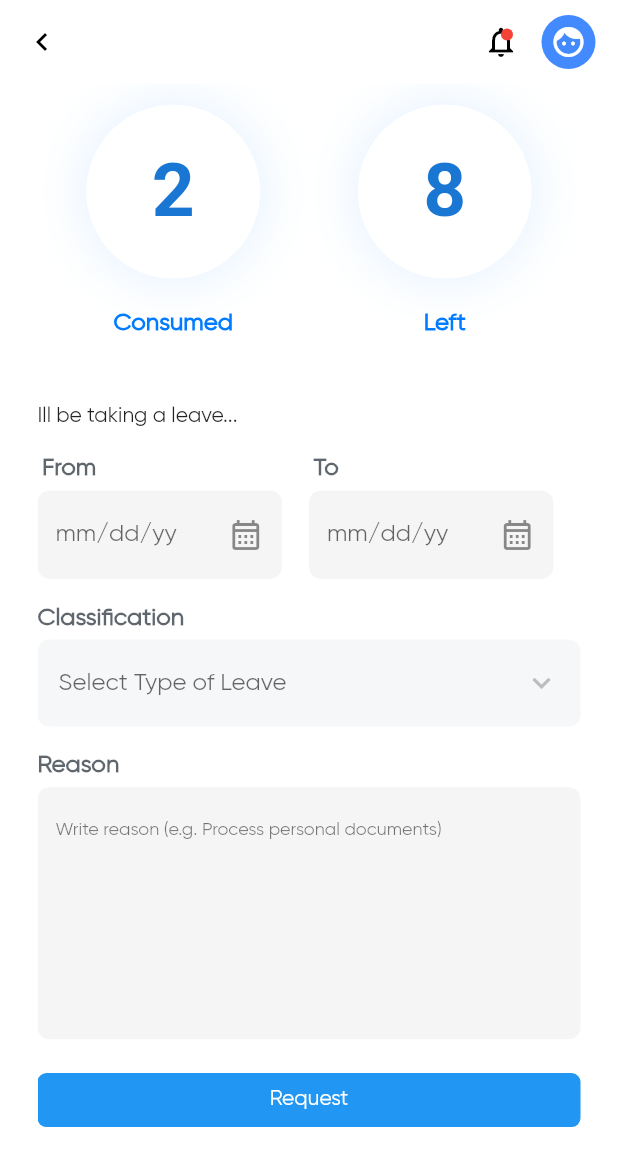
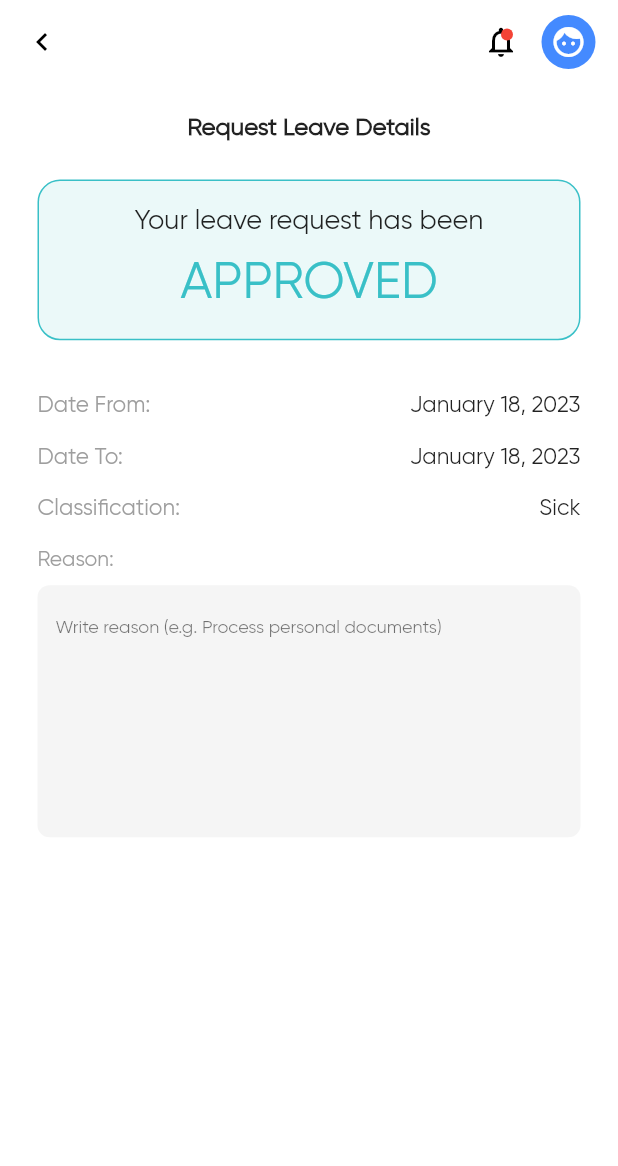
Before and after one commit to josephgcedeno/octopus-staging, a Flutter app: the LeavesScreen screen opened directly, scrolled down 94 dp, after a tap on "Request", on a phone screen of 412 x 824 dp. Shown: the top 1166 px of the screen. Run offline on Flutter 3.47's test engine with Material 2 defaults, Android fonts, the phone set to English and light mode, and no system bars; our stand-ins replace flutter_bloc, flutter_dotenv, flutter_fadein, flutter_neumorphic, flutter_secure_storage, flutter_svg and 3 more; accounts and stored records are empty; generated files the repository leaves out were written again.

Commit message:
feat: add leaves screen details

```diff
--- /dev/null
+++ b/lib/module/leaves/interfaces/screens/leaves_details_screen.dart
@@ -0,0 +1,52 @@
+import 'package:flutter/foundation.dart';
+import 'package:flutter/material.dart';
+import 'package:octopus/interfaces/widgets/appbar.dart';
+import 'package:octopus/module/leaves/interfaces/widgets/leave_details.dart';
+import 'package:octopus/module/leaves/interfaces/widgets/leave_status.dart';
+
+class LeavesDetailsScreen extends StatelessWidget {
+  const LeavesDetailsScreen({Key? key}) : super(key: key);
+
+  @override
+  Widget build(BuildContext context) {
+    final ThemeData theme = Theme.of(context);
+    final double height = MediaQuery.of(context).size.height;
+    return Scaffold(
+      appBar: const GlobalAppBar(
+        leading: LeadingButton.back,
+      ),
+      body: Container(
+        height: height * 0.87,
+        padding: const EdgeInsets.symmetric(horizontal: 25.0),
+        child: Column(
+          crossAxisAlignment: CrossAxisAlignment.start,
+          mainAxisAlignment: MainAxisAlignment.spaceBetween,
+          children: <Widget>[
+            Column(
+              crossAxisAlignment: CrossAxisAlignment.start,
+              children: <Widget>[
+                Padding(
+                  padding: EdgeInsets.only(bottom: height * 0.03, top: 20),
+                  child: Center(
+                    child: Text(
+                      'Request Leave Details',
+                      style: kIsWeb
+                          ? theme.textTheme.titleLarge
+                          : theme.textTheme.titleMedium?.copyWith(
+                              fontWeight: FontWeight.bold,
+                            ),
+                    ),
+                  ),
+                ),
+                const LeaveStatusIndicator(
+                  status: LeaveStatus.approved,
+                ),
+                const LeaveDetails()
+              ],
+            ),
+          ],
+        ),
+      ),
+    );
+  }
+}
--- a/lib/module/leaves/interfaces/screens/leaves_screen.dart
+++ b/lib/module/leaves/interfaces/screens/leaves_screen.dart
@@ -1,6 +1,7 @@
 import 'package:flutter/foundation.dart';
 import 'package:flutter/material.dart';
 import 'package:octopus/interfaces/widgets/appbar.dart';
+import 'package:octopus/module/leaves/interfaces/screens/leaves_details_screen.dart';
 import 'package:octopus/module/leaves/interfaces/widgets/leave_duaration.dart';
 import 'package:octopus/module/leaves/interfaces/widgets/number_of_leaves.dart';
 
@@ -34,7 +35,7 @@ class _LeavesScreenState extends State<LeavesScreen> {
           child: Column(
             crossAxisAlignment: CrossAxisAlignment.start,
             mainAxisAlignment: MainAxisAlignment.spaceBetween,
-            children: [
+            children: <Widget>[
               Column(
                 crossAxisAlignment: CrossAxisAlignment.start,
                 children: <Widget>[
@@ -75,7 +76,7 @@ class _LeavesScreenState extends State<LeavesScreen> {
                   ),
                   Padding(
                     padding: EdgeInsets.only(bottom: height * 0.01, top: 20),
-                    child: const Text('Ill be taking a leave...'),
+                    child: const Text("I'll be taking a leave..."),
                   ),
                   Container(
                     margin: EdgeInsets.only(
@@ -111,7 +112,7 @@ class _LeavesScreenState extends State<LeavesScreen> {
                           borderRadius: BorderRadius.circular(8),
                           color: formBackgroundColor,
                         ),
-                        child: DropdownButton(
+                        child: DropdownButton<Placeholder>(
                           isExpanded: true,
                           icon: const Icon(Icons.keyboard_arrow_down_outlined),
                           hint: const Text('Select Type of Leave'),
@@ -180,7 +181,13 @@ class _LeavesScreenState extends State<LeavesScreen> {
                           ),
                         ),
                       ),
-                      onPressed: () {},
+                      onPressed: () {
+                        Navigator.of(context).push(
+                          MaterialPageRoute<dynamic>(
+                            builder: (_) => const LeavesDetailsScreen(),
+                          ),
+                        );
+                      },
                       child: const Text('Request'),
                     ),
                   ),
--- /dev/null
+++ b/lib/module/leaves/interfaces/widgets/leave_details.dart
@@ -0,0 +1,85 @@
+import 'package:flutter/material.dart';
+
+class LeaveDetails extends StatefulWidget {
+  const LeaveDetails({Key? key}) : super(key: key);
+
+  @override
+  State<LeaveDetails> createState() => _LeaveDetailsState();
+}
+
+class _LeaveDetailsState extends State<LeaveDetails> {
+  final List<String> labels = <String>[
+    'Date From:',
+    'Date To:',
+    'Classification:',
+  ];
+  final List<String> values = <String>[
+    'January 18, 2023',
+    'January 18, 2023',
+    'Sick',
+  ];
+  @override
+  Widget build(BuildContext context) {
+    final ThemeData theme = Theme.of(context);
+    final double height = MediaQuery.of(context).size.height;
+    return Container(
+      margin: EdgeInsets.only(top: height * 0.03),
+      child: Column(
+        crossAxisAlignment: CrossAxisAlignment.start,
+        children: <Widget>[
+          for (int i = 0; i < 3; i++)
+            Padding(
+              padding: EdgeInsets.only(bottom: height * 0.02),
+              child: Row(
+                mainAxisAlignment: MainAxisAlignment.spaceBetween,
+                children: <Widget>[
+                  Text(
+                    labels[i],
+                    style: theme.textTheme.bodyMedium
+                        ?.copyWith(color: Colors.grey, fontSize: 15),
+                  ),
+                  Text(
+                    values[i],
+                    style: theme.textTheme.bodyMedium?.copyWith(fontSize: 15),
+                  ),
+                ],
+              ),
+            ),
+          Padding(
+            padding: EdgeInsets.only(bottom: height * 0.01),
+            child: Row(
+              mainAxisAlignment: MainAxisAlignment.spaceBetween,
+              children: <Widget>[
+                Text(
+                  'Reason:',
+                  style:
+                      theme.textTheme.bodyMedium?.copyWith(color: Colors.grey),
+                ),
+              ],
+            ),
+          ),
+          TextFormField(
+            maxLines: 8,
+            minLines: 8,
+            validator: (String? value) {
+              if (value == null || value.isEmpty) {
+                return 'Fields cannot be empty.';
+              }
+              return null;
+            },
+            keyboardType: TextInputType.multiline,
+            decoration: InputDecoration(
+              border: OutlineInputBorder(
+                borderRadius: BorderRadius.circular(8),
+                borderSide: BorderSide.none,
+              ),
+              hintText: 'Write reason (e.g. Process personal documents)',
+              hintStyle: theme.textTheme.bodySmall,
+              filled: true,
+            ),
+          ),
+        ],
+      ),
+    );
+  }
+}
--- a/lib/module/leaves/interfaces/widgets/leave_duaration.dart
+++ b/lib/module/leaves/interfaces/widgets/leave_duaration.dart
@@ -1,6 +1,5 @@
 import 'package:flutter/foundation.dart';
 import 'package:flutter/material.dart';
-import 'package:http/http.dart';
 
 class LeaveDuration extends StatefulWidget {
   const LeaveDuration({Key? key}) : super(key: key);
--- /dev/null
+++ b/lib/module/leaves/interfaces/widgets/leave_status.dart
@@ -0,0 +1,98 @@
+import 'package:flutter/foundation.dart';
+import 'package:flutter/material.dart';
+
+enum LeaveStatus {
+  approved,
+  pending,
+  denied,
+}
+
+class LeaveStatusDetails {
+  LeaveStatusDetails({
+    required this.id,
+    required this.statusName,
+    required this.status,
+    required this.color,
+  });
+
+  final String id;
+  final String statusName;
+  final LeaveStatus status;
+  final Color color;
+}
+
+class LeaveStatusIndicator extends StatefulWidget {
+  const LeaveStatusIndicator({
+    required this.status,
+    Key? key,
+  }) : super(key: key);
+  final LeaveStatus status;
+  @override
+  State<LeaveStatusIndicator> createState() => _LeaveStatusIndicatorState();
+}
+
+class _LeaveStatusIndicatorState extends State<LeaveStatusIndicator> {
+  LeaveStatusDetails currentStatus() {
+    final LeaveStatusDetails approved = LeaveStatusDetails(
+      id: '0',
+      statusName: 'APPROVED',
+      status: LeaveStatus.approved,
+      color: const Color(0XFF39C0C7),
+    );
+    final LeaveStatusDetails denied = LeaveStatusDetails(
+      id: '1',
+      statusName: 'DENIED',
+      status: LeaveStatus.denied,
+      color: const Color(0xeee25252),
+    );
+    final LeaveStatusDetails pending = LeaveStatusDetails(
+      id: '2',
+      statusName: 'PENDING',
+      status: LeaveStatus.pending,
+      color: const Color(0XEEEC8D71),
+    );
+    switch (widget.status) {
+      case LeaveStatus.approved:
+        return approved;
+      case LeaveStatus.denied:
+        return denied;
+      case LeaveStatus.pending:
+        return pending;
+    }
+  }
+
+  @override
+  Widget build(BuildContext context) {
+    final ThemeData theme = Theme.of(context);
+    final double height = MediaQuery.of(context).size.height;
+    final double width = MediaQuery.of(context).size.width;
+    return Container(
+      decoration: BoxDecoration(
+        border: Border.all(color: currentStatus().color),
+        borderRadius: BorderRadius.circular(15),
+        color: currentStatus().color.withOpacity(0.1),
+      ),
+      width: kIsWeb ? width * 0.3 : width * 0.9,
+      height: kIsWeb ? height * 0.15 : height * 0.13,
+      padding: const EdgeInsets.all(10),
+      margin: const EdgeInsets.only(bottom: 10),
+      child: Column(
+        mainAxisAlignment: MainAxisAlignment.center,
+        children: <Widget>[
+          Text(
+            'Your leave request has been',
+            style: theme.textTheme.bodyMedium?.copyWith(fontSize: 18),
+          ),
+          const SizedBox(
+            height: 10,
+          ),
+          Text(
+            currentStatus().statusName,
+            style: theme.textTheme.headlineMedium
+                ?.copyWith(color: currentStatus().color),
+          ),
+        ],
+      ),
+    );
+  }
+}
```
